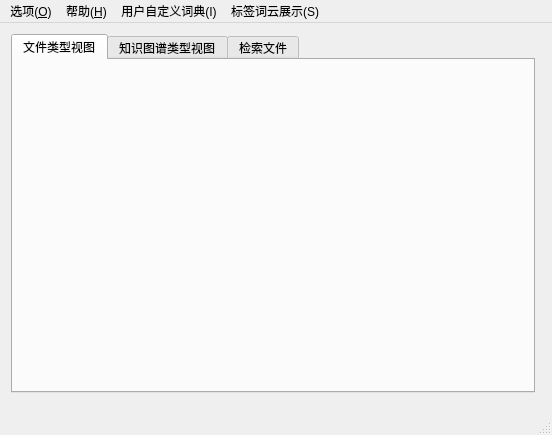
Before: the Qt Designer form mainwindow.ui in lvyilin/SmartFilesManager, drawn with Qt 5.
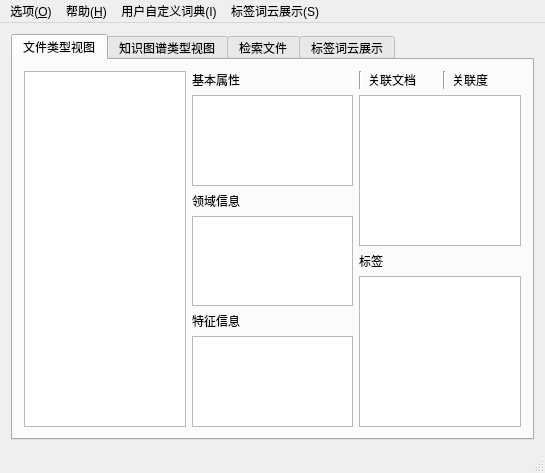
After: the same form once the commit is applied.

Diff of the .ui file:
```diff
--- a/mainwindow.ui
+++ b/mainwindow.ui
@@ -6,17 +6,17 @@
    <rect>
     <x>0</x>
     <y>0</y>
-    <width>552</width>
-    <height>435</height>
+    <width>545</width>
+    <height>473</height>
    </rect>
   </property>
   <property name="windowTitle">
    <string>MainWindow</string>
   </property>
   <widget class="QWidget" name="centralWidget">
-   <layout class="QGridLayout" name="gridLayout">
+   <layout class="QGridLayout" name="gridLayout_7">
     <item row="0" column="0">
-     <widget class="QTabWidget" name="tabWidget">
+     <widget class="QTabWidget" name="tabWidget_2">
       <property name="currentIndex">
        <number>0</number>
       </property>
@@ -24,6 +24,98 @@
        <attribute name="title">
         <string>文件类型视图</string>
        </attribute>
+       <layout class="QGridLayout" name="gridLayout">
+        <item row="0" column="0">
+         <widget class="QTreeView" name="treeView"/>
+        </item>
+        <item row="0" column="1">
+         <layout class="QGridLayout" name="gridLayout_5">
+          <item row="0" column="0">
+           <widget class="QLabel" name="label_3">
+            <property name="text">
+             <string>基本属性</string>
+            </property>
+           </widget>
+          </item>
+          <item row="1" column="0">
+           <widget class="QListView" name="listView"/>
+          </item>
+          <item row="2" column="0">
+           <widget class="QLabel" name="label_4">
+            <property name="text">
+             <string>领域信息</string>
+            </property>
+           </widget>
+          </item>
+          <item row="3" column="0">
+           <widget class="QListView" name="listView_2"/>
+          </item>
+          <item row="4" column="0">
+           <widget class="QLabel" name="label_5">
+            <property name="text">
+             <string>特征信息</string>
+            </property>
+           </widget>
+          </item>
+          <item row="5" column="0">
+           <widget class="QListView" name="listView_3"/>
+          </item>
+         </layout>
+        </item>
+        <item row="0" column="2">
+         <layout class="QGridLayout" name="gridLayout_3">
+          <item row="0" column="0">
+           <layout class="QGridLayout" name="gridLayout_4">
+            <item row="0" column="0">
+             <widget class="Line" name="line_7">
+              <property name="orientation">
+               <enum>Qt::Vertical</enum>
+              </property>
+             </widget>
+            </item>
+            <item row="0" column="1">
+             <layout class="QGridLayout" name="gridLayout_6">
+              <item row="0" column="0">
+               <widget class="QLabel" name="label_6">
+                <property name="text">
+                 <string>关联文档</string>
+                </property>
+               </widget>
+              </item>
+              <item row="0" column="1">
+               <widget class="Line" name="line_6">
+                <property name="orientation">
+                 <enum>Qt::Vertical</enum>
+                </property>
+               </widget>
+              </item>
+              <item row="0" column="2">
+               <widget class="QLabel" name="label_7">
+                <property name="text">
+                 <string>关联度</string>
+                </property>
+               </widget>
+              </item>
+             </layout>
+            </item>
+           </layout>
+          </item>
+          <item row="1" column="0">
+           <widget class="QTableView" name="tableView"/>
+          </item>
+          <item row="2" column="0">
+           <widget class="QLabel" name="label_8">
+            <property name="text">
+             <string>标签</string>
+            </property>
+           </widget>
+          </item>
+          <item row="3" column="0">
+           <widget class="QTableView" name="tableView_2"/>
+          </item>
+         </layout>
+        </item>
+       </layout>
       </widget>
       <widget class="QWidget" name="graph_view">
        <attribute name="title">
@@ -82,13 +174,11 @@
         </item>
        </layout>
       </widget>
-     </widget>
-    </item>
-    <item row="1" column="1">
-     <widget class="Line" name="line_2">
-      <property name="orientation">
-       <enum>Qt::Horizontal</enum>
-      </property>
+      <widget class="QWidget" name="tab_4">
+       <attribute name="title">
+        <string>标签词云展示</string>
+       </attribute>
+      </widget>
      </widget>
     </item>
    </layout>
@@ -98,8 +188,8 @@
     <rect>
      <x>0</x>
      <y>0</y>
-     <width>552</width>
-     <height>23</height>
+     <width>545</width>
+     <height>26</height>
     </rect>
    </property>
    <widget class="QMenu" name="menu">
```
Left out of the diff: 42 changed lines with no effect on the pictures.
